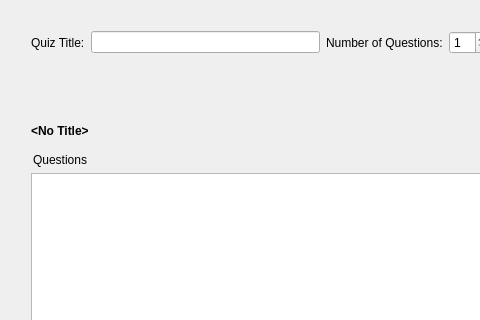
This is QuizDesignerLatest/quizdesignerlatest.ui in nmarie37/QuizDesignerLatest as Qt 5 draws it before an edit; both pictures show x 0 to 480 and y 0 to 320 of the 624 by 477 pixel window. The edited form follows.
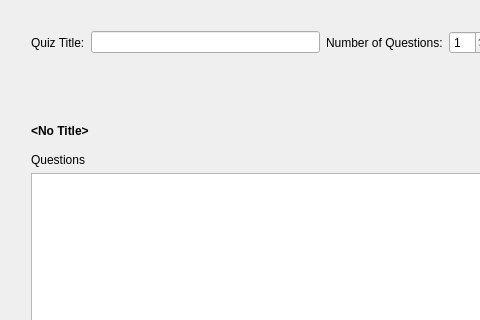
This is the edited form.

Commit message: Align "Questions" label left instead of center

Patch:
```diff
--- a/QuizDesignerLatest/quizdesignerlatest.ui
+++ b/QuizDesignerLatest/quizdesignerlatest.ui
@@ -139,7 +139,7 @@
          <string>Questions</string>
         </property>
         <property name="alignment">
-         <set>Qt::AlignCenter</set>
+         <set>Qt::AlignLeading|Qt::AlignLeft|Qt::AlignVCenter</set>
         </property>
        </widget>
       </item>
```
